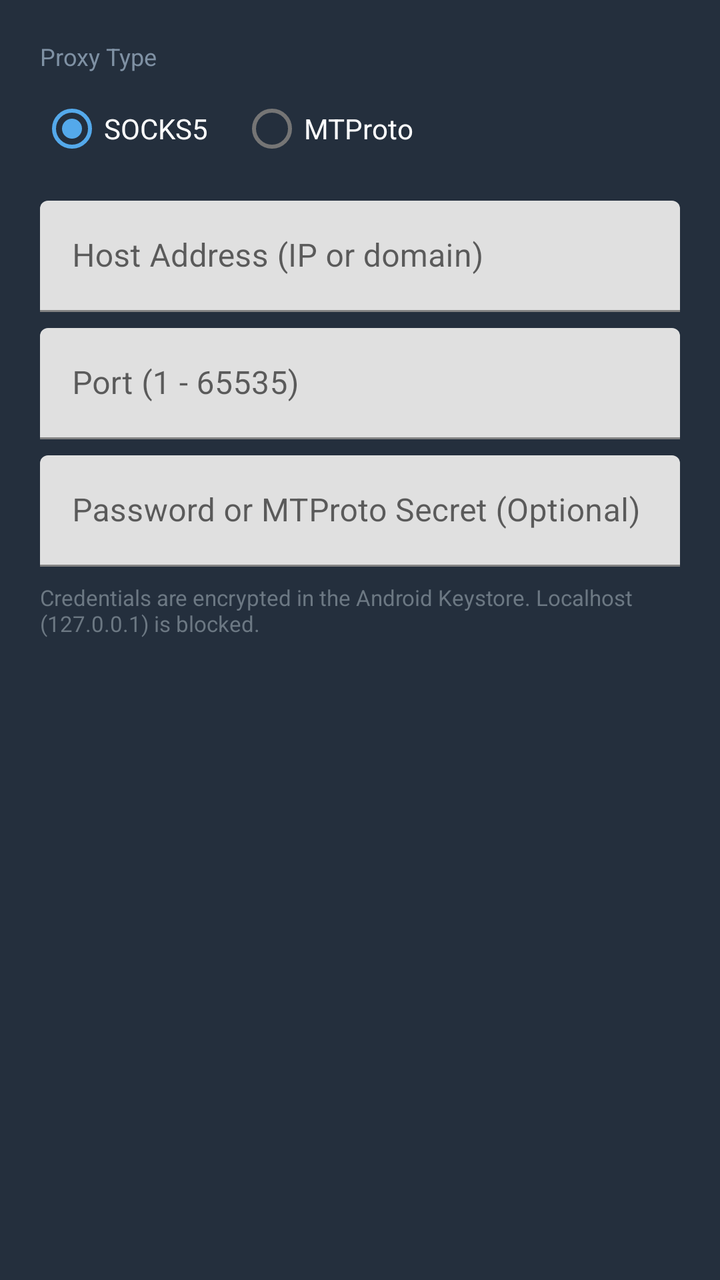
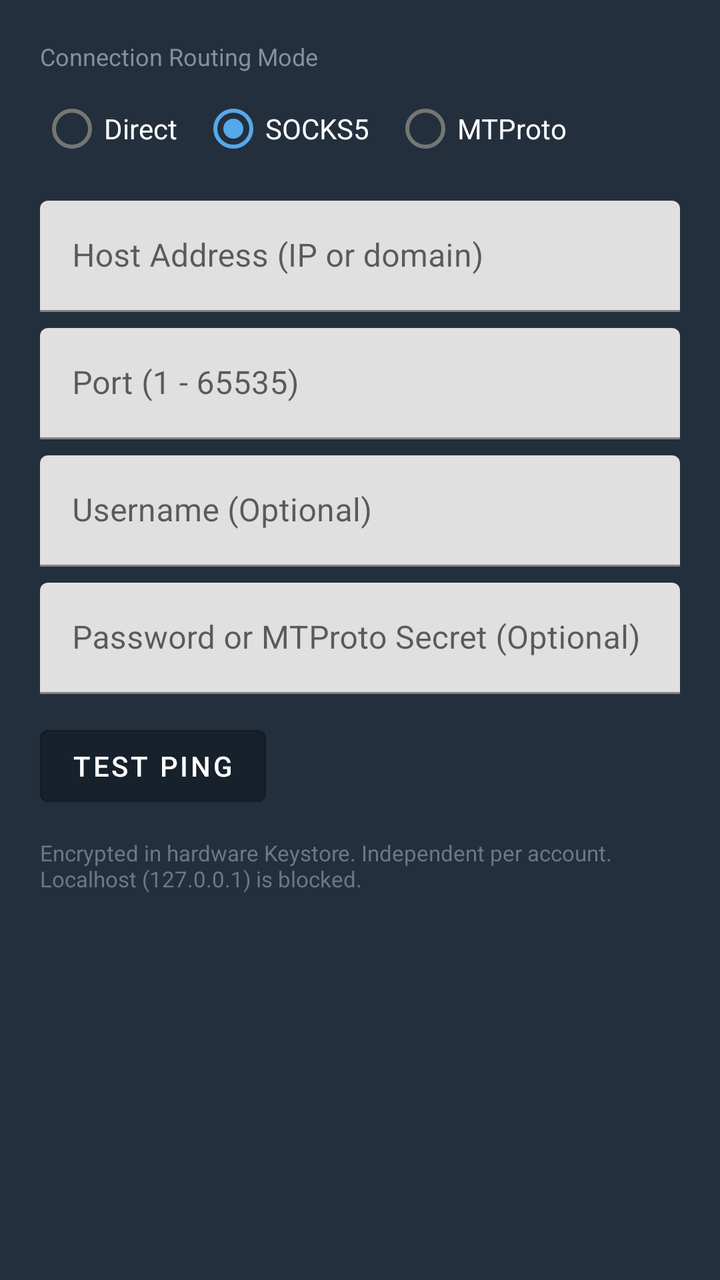

An Android layout rendered at two revisions. The XML below is the earlier revision; the diff shows what the commit changed to produce the second picture.
<!-- AndroidManifest.xml: application theme Theme.NexGram -->
<!-- res/layout/dialog_proxy_config.xml -->
<?xml version="1.0" encoding="utf-8"?>
<LinearLayout xmlns:android="http://schemas.android.com/apk/res/android"
    android:layout_width="match_parent"
    android:layout_height="wrap_content"
    android:orientation="vertical"
    android:padding="20dp"
    android:background="@color/bg_dark_card">

    <TextView
        android:layout_width="wrap_content"
        android:layout_height="wrap_content"
        android:text="Proxy Type"
        android:textColor="@color/text_secondary"
        android:textSize="12sp"
        android:layout_marginBottom="4dp" />

    <RadioGroup
        android:id="@+id/rgProxyType"
        android:layout_width="match_parent"
        android:layout_height="wrap_content"
        android:orientation="horizontal"
        android:layout_marginBottom="12dp">

        <RadioButton
            android:id="@+id/rbSocks5"
            android:layout_width="wrap_content"
            android:layout_height="wrap_content"
            android:text="SOCKS5"
            android:textColor="@color/text_primary"
            android:checked="true"
            android:layout_marginEnd="16dp" />

        <RadioButton
            android:id="@+id/rbMtproto"
            android:layout_width="wrap_content"
            android:layout_height="wrap_content"
            android:text="MTProto"
            android:textColor="@color/text_primary" />
    </RadioGroup>

    <com.google.android.material.textfield.TextInputLayout
        android:layout_width="match_parent"
        android:layout_height="wrap_content"
        android:hint="Host Address (IP or domain)"
        android:layout_marginBottom="8dp">

        <com.google.android.material.textfield.TextInputEditText
            android:id="@+id/etProxyHost"
            android:layout_width="match_parent"
            android:layout_height="wrap_content"
            android:inputType="textUri"
            android:textColor="@color/text_primary" />
    </com.google.android.material.textfield.TextInputLayout>

    <com.google.android.material.textfield.TextInputLayout
        android:layout_width="match_parent"
        android:layout_height="wrap_content"
        android:hint="Port (1 - 65535)"
        android:layout_marginBottom="8dp">

        <com.google.android.material.textfield.TextInputEditText
            android:id="@+id/etProxyPort"
            android:layout_width="match_parent"
            android:layout_height="wrap_content"
            android:inputType="number"
            android:textColor="@color/text_primary" />
    </com.google.android.material.textfield.TextInputLayout>

    <com.google.android.material.textfield.TextInputLayout
        android:layout_width="match_parent"
        android:layout_height="wrap_content"
        android:hint="Password or MTProto Secret (Optional)">

        <com.google.android.material.textfield.TextInputEditText
            android:id="@+id/etProxySecret"
            android:layout_width="match_parent"
            android:layout_height="wrap_content"
            android:inputType="textPassword"
            android:textColor="@color/text_primary" />
    </com.google.android.material.textfield.TextInputLayout>

    <TextView
        android:layout_width="match_parent"
        android:layout_height="wrap_content"
        android:text="Credentials are encrypted in the Android Keystore. Localhost (127.0.0.1) is blocked."
        android:textColor="@color/text_muted"
        android:textSize="11sp"
        android:layout_marginTop="8dp" />

</LinearLayout>
<!-- resources referenced by this layout -->
<resources>
  <color name="bg_dark_card">#242F3D</color>
  <color name="text_muted">#6C7883</color>
  <color name="text_primary">#FFFFFF</color>
  <color name="text_secondary">#7F91A4</color>
  <style name="Theme.NexGram" parent="Theme.MaterialComponents.DayNight.NoActionBar">
          <item name="colorPrimary">@color/primary</item>
          <item name="colorPrimaryDark">@color/primary_dark</item>
          <item name="colorAccent">@color/accent</item>
          <item name="android:windowBackground">@color/bg_dark</item>
          <item name="android:textColorPrimary">@color/text_primary</item>
          <item name="android:textColorSecondary">@color/text_secondary</item>
      </style>
  <color name="primary">#2AABEE</color>
  <color name="primary_dark">#229ED9</color>
  <color name="accent">#54A9EB</color>
  <color name="bg_dark">#0E1621</color>
</resources>

<!-- the commit's change to res/layout/dialog_proxy_config.xml (unified diff, before → after) -->
@@ -1,5 +1,6 @@
 <?xml version="1.0" encoding="utf-8"?>
 <LinearLayout xmlns:android="http://schemas.android.com/apk/res/android"
+    xmlns:app="http://schemas.android.com/apk/res-auto"
     android:layout_width="match_parent"
     android:layout_height="wrap_content"
     android:orientation="vertical"
@@ -9,7 +10,7 @@
     <TextView
         android:layout_width="wrap_content"
         android:layout_height="wrap_content"
-        android:text="Proxy Type"
+        android:text="Connection Routing Mode"
         android:textColor="@color/text_secondary"
         android:textSize="12sp"
         android:layout_marginBottom="4dp" />
@@ -22,13 +23,21 @@
         android:layout_marginBottom="12dp">
 
         <RadioButton
+            android:id="@+id/rbDirect"
+            android:layout_width="wrap_content"
+            android:layout_height="wrap_content"
+            android:text="Direct"
+            android:textColor="@color/text_primary"
+            android:layout_marginEnd="12dp" />
+
+        <RadioButton
             android:id="@+id/rbSocks5"
             android:layout_width="wrap_content"
             android:layout_height="wrap_content"
             android:text="SOCKS5"
             android:textColor="@color/text_primary"
             android:checked="true"
-            android:layout_marginEnd="16dp" />
+            android:layout_marginEnd="12dp" />
 
         <RadioButton
             android:id="@+id/rbMtproto"
@@ -38,51 +47,115 @@
             android:textColor="@color/text_primary" />
     </RadioGroup>
 
-    <com.google.android.material.textfield.TextInputLayout
+    
+    <LinearLayout
+        android:id="@+id/layoutProxyFields"
         android:layout_width="match_parent"
         android:layout_height="wrap_content"
-        android:hint="Host Address (IP or domain)"
-        android:layout_marginBottom="8dp">
+        android:orientation="vertical">
 
-        <com.google.android.material.textfield.TextInputEditText
-            android:id="@+id/etProxyHost"
+        <com.google.android.material.textfield.TextInputLayout
+            android:id="@+id/tilProxyHost"
             android:layout_width="match_parent"
             android:layout_height="wrap_content"
-            android:inputType="textUri"
-            android:textColor="@color/text_primary" />
-    </com.google.android.material.textfield.TextInputLayout>
+            android:hint="Host Address (IP or domain)"
+            android:layout_marginBottom="8dp">
 
-    <com.google.android.material.textfield.TextInputLayout
+            <com.google.android.material.textfield.TextInputEditText
+                android:id="@+id/etProxyHost"
+                android:layout_width="match_parent"
+                android:layout_height="wrap_content"
+                android:inputType="textUri"
+                android:textColor="@color/text_primary" />
+        </com.google.android.material.textfield.TextInputLayout>
+
+        <com.google.android.material.textfield.TextInputLayout
+            android:id="@+id/tilProxyPort"
+            android:layout_width="match_parent"
+            android:layout_height="wrap_content"
+            android:hint="Port (1 - 65535)"
+            android:layout_marginBottom="8dp">
+
+            <com.google.android.material.textfield.TextInputEditText
+                android:id="@+id/etProxyPort"
+                android:layout_width="match_parent"
+                android:layout_height="wrap_content"
+                android:inputType="number"
+                android:textColor="@color/text_primary" />
+        </com.google.android.material.textfield.TextInputLayout>
+
+        <com.google.android.material.textfield.TextInputLayout
+            android:id="@+id/tilProxyUsername"
+            android:layout_width="match_parent"
+            android:layout_height="wrap_content"
+            android:hint="Username (Optional)"
+            android:layout_marginBottom="8dp">
+
+            <com.google.android.material.textfield.TextInputEditText
+                android:id="@+id/etProxyUsername"
+                android:layout_width="match_parent"
+                android:layout_height="wrap_content"
+                android:inputType="text"
+                android:textColor="@color/text_primary" />
+        </com.google.android.material.textfield.TextInputLayout>
+
+        <com.google.android.material.textfield.TextInputLayout
+            android:id="@+id/tilProxySecret"
+            android:layout_width="match_parent"
+            android:layout_height="wrap_content"
+            android:hint="Password or MTProto Secret (Optional)"
+            android:layout_marginBottom="8dp">
+
+            <com.google.android.material.textfield.TextInputEditText
+                android:id="@+id/etProxySecret"
+                android:layout_width="match_parent"
+                android:layout_height="wrap_content"
+                android:inputType="textPassword"
+                android:textColor="@color/text_primary" />
+        </com.google.android.material.textfield.TextInputLayout>
+
+        
+        <LinearLayout
+            android:layout_width="match_parent"
+            android:layout_height="wrap_content"
+            android:orientation="horizontal"
+            android:gravity="center_vertical"
+            android:layout_marginTop="4dp"
+            android:layout_marginBottom="4dp">
+
+            <Button
+                android:id="@+id/btnTestPing"
+                android:layout_width="wrap_content"
+                android:layout_height="wrap_content"
+                android:text="Test Ping"
+                android:textColor="@color/text_primary"
+                android:backgroundTint="@color/bg_dark_secondary"
+                style="@style/Widget.MaterialComponents.Button.OutlinedButton" />
+
+            <ProgressBar
+                android:id="@+id/pbTestingProxy"
+                android:layout_width="24dp"
+                android:layout_height="24dp"
+                android:layout_marginStart="8dp"
+                android:visibility="gone" />
+
+            <TextView
+                android:id="@+id/tvPingResult"
+                android:layout_width="0dp"
+                android:layout_weight="1"
+                android:layout_height="wrap_content"
+                android:layout_marginStart="8dp"
+                android:textColor="@color/text_secondary"
+                android:textSize="12sp" />
+        </LinearLayout>
+
+    </LinearLayout>
+
+    <TextView
+        android:id="@+id/tvSecurityNote"
         android:layout_width="match_parent"
         android:layout_height="wrap_content"
-        android:hint="Port (1 - 65535)"
-        android:layout_marginBottom="8dp">
-
-        <com.google.android.material.textfield.TextInputEditText
-            android:id="@+id/etProxyPort"
-            android:layout_width="match_parent"
-            android:layout_height="wrap_content"
-            android:inputType="number"
-            android:textColor="@color/text_primary" />
-    </com.google.android.material.textfield.TextInputLayout>
-
-    <com.google.android.material.textfield.TextInputLayout
-        android:layout_width="match_parent"
-        android:layout_height="wrap_content"
-        android:hint="Password or MTProto Secret (Optional)">
-
-        <com.google.android.material.textfield.TextInputEditText
-            android:id="@+id/etProxySecret"
-            android:layout_width="match_parent"
-            android:layout_height="wrap_content"
-            android:inputType="textPassword"
-            android:textColor="@color/text_primary" />
-    </com.google.android.material.textfield.TextInputLayout>
-
-    <TextView
-        android:layout_width="match_parent"
-        android:layout_height="wrap_content"
-        android:text="Credentials are encrypted in the Android Keystore. Localhost (127.0.0.1) is blocked."
+        android:text="Encrypted in hardware Keystore. Independent per account. Localhost (127.0.0.1) is blocked."
         android:textColor="@color/text_muted"
         android:textSize="11sp"
         android:layout_marginTop="8dp" />
<!-- resource entries referenced after the edit -->
@@ -1,6 +1,7 @@
 <!-- resources referenced by this layout -->
 <resources>
   <color name="bg_dark_card">#242F3D</color>
+  <color name="bg_dark_secondary">#17212B</color>
   <color name="text_muted">#6C7883</color>
   <color name="text_primary">#FFFFFF</color>
   <color name="text_secondary">#7F91A4</color>
